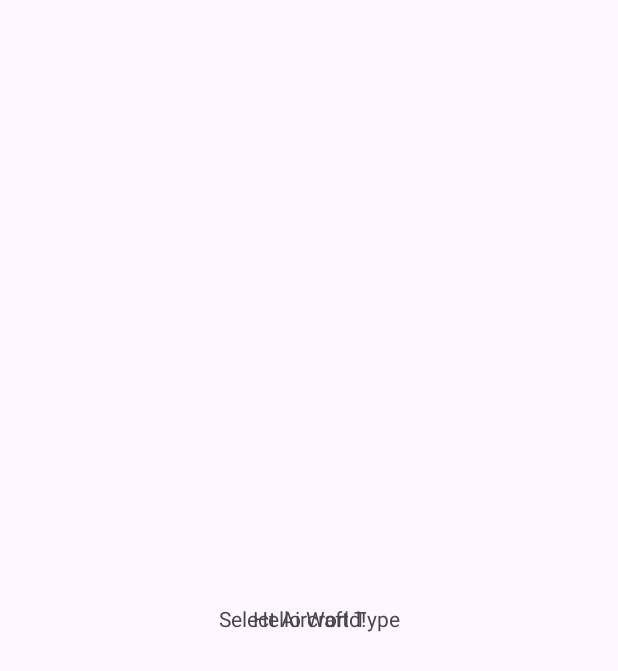
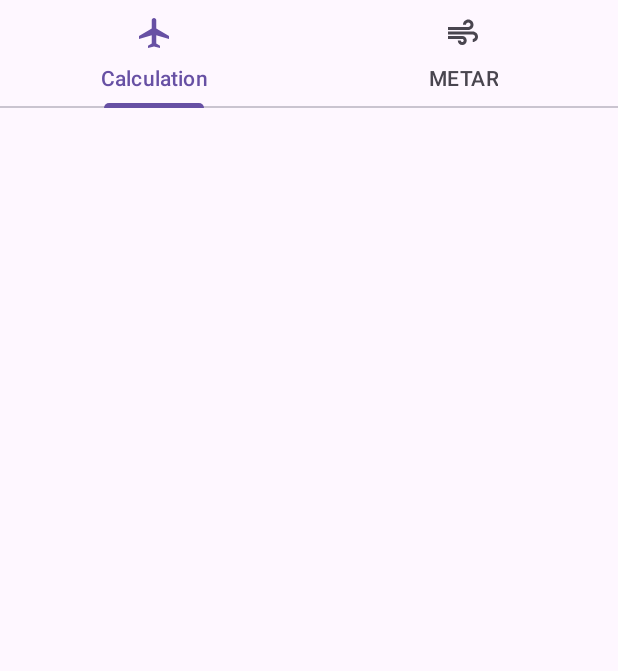
Before and after one commit to Ba1tan/AirbusPerformanceCalculator, an Android app: the screen it shows after launch (MainActivity), on a phone screen of 412 x 824 dp. Before the commit the part shown is almost empty. Shown: the top 671 px of the screen. Run offline under Robolectric (Android 15) with nearby library versions, the light colour scheme and no system bars.

Commit message:
Topbar added

```diff
--- /dev/null
+++ b/app/src/main/res/drawable/baseline_air_24.xml
@@ -0,0 +1,5 @@
+<vector xmlns:android="http://schemas.android.com/apk/res/android" android:height="24dp" android:tint="#000000" android:viewportHeight="24" android:viewportWidth="24" android:width="24dp">
+
+    <path android:fillColor="@android:color/white" android:pathData="M14.5,17c0,1.65 -1.35,3 -3,3s-3,-1.35 -3,-3h2c0,0.55 0.45,1 1,1s1,-0.45 1,-1s-0.45,-1 -1,-1H2v-2h9.5C13.15,14 14.5,15.35 14.5,17zM19,6.5C19,4.57 17.43,3 15.5,3S12,4.57 12,6.5h2C14,5.67 14.67,5 15.5,5S17,5.67 17,6.5S16.33,8 15.5,8H2v2h13.5C17.43,10 19,8.43 19,6.5zM18.5,11H2v2h16.5c0.83,0 1.5,0.67 1.5,1.5S19.33,16 18.5,16v2c1.93,0 3.5,-1.57 3.5,-3.5S20.43,11 18.5,11z"/>
+
+</vector>
--- /dev/null
+++ b/app/src/main/res/drawable/baseline_airplanemode_active_24.xml
@@ -0,0 +1,5 @@
+<vector xmlns:android="http://schemas.android.com/apk/res/android" android:height="24dp" android:tint="#000000" android:viewportHeight="24" android:viewportWidth="24" android:width="24dp">
+
+    <path android:fillColor="@android:color/white" android:pathData="M22,16v-2l-8.5,-5V3.5C13.5,2.67 12.83,2 12,2s-1.5,0.67 -1.5,1.5V9L2,14v2l8.5,-2.5V19L8,20.5L8,22l4,-1l4,1l0,-1.5L13.5,19v-5.5L22,16z"/>
+
+</vector>
--- a/app/src/main/res/layout/activity_main.xml
+++ b/app/src/main/res/layout/activity_main.xml
@@ -7,21 +7,32 @@
     android:layout_height="match_parent"
     tools:context=".MainActivity">
 
-    <TextView
-        android:layout_width="wrap_content"
+    <com.google.android.material.tabs.TabLayout
+        android:id="@+id/tabLayout"
+        android:layout_width="match_parent"
         android:layout_height="wrap_content"
-        android:text="Hello World!"
-        app:layout_constraintBottom_toBottomOf="parent"
-        app:layout_constraintEnd_toEndOf="parent"
-        app:layout_constraintStart_toStartOf="parent"
-        app:layout_constraintTop_toTopOf="parent" />
+        app:layout_constraintTop_toTopOf="parent"
+        tools:layout_editor_absoluteX="1dp">
 
-    <TextView android:layout_width="wrap_content"
+        <com.google.android.material.tabs.TabItem
+            android:layout_width="wrap_content"
+            android:layout_height="wrap_content"
+            android:icon="@drawable/baseline_airplanemode_active_24"
+            android:text="@string/calc_page_name"/>
+
+        <com.google.android.material.tabs.TabItem
+            android:layout_width="wrap_content"
+            android:layout_height="wrap_content"
+            android:icon="@drawable/baseline_air_24"
+            android:text="@string/metar_name" />
+
+    </com.google.android.material.tabs.TabLayout>
+
+    <androidx.viewpager2.widget.ViewPager2
+        android:id="@+id/viewpager"
+        android:layout_width="match_parent"
         android:layout_height="wrap_content"
-        android:text="Select Aircraft Type"
-        app:layout_constraintBottom_toBottomOf="parent"
-        app:layout_constraintEnd_toEndOf="parent"
-        app:layout_constraintStart_toStartOf="parent"
-        app:layout_constraintTop_toTopOf="parent"/>
+        app:layout_constraintTop_toBottomOf="@+id/tabLayout">
+    </androidx.viewpager2.widget.ViewPager2>
 
 </androidx.constraintlayout.widget.ConstraintLayout>
--- a/app/src/main/res/values/strings.xml
+++ b/app/src/main/res/values/strings.xml
@@ -1,4 +1,9 @@
 <resources>
     <string name="app_name">Airbus Performance Calculator</string>
     <string name="author">Nursultan.B</string>
+    <string name="calc_page_name">Calculation</string>
+    <string name="metar_name">METAR</string>
+    <string name="large_text">EXAMPLE</string>
+    <!-- TODO: Remove or change this placeholder text -->
+    <string name="hello_blank_fragment">Hello blank fragment</string>
 </resources>
```
